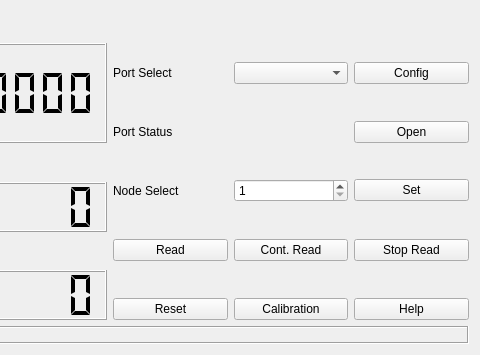
Above: src/weight_ctrl_dlg.ui from hoolheart/weighting_ctrl before the change; both pictures show x 260 to 740 and y 0 to 355 of the 740 by 355 pixel window. Below: the same form after it.
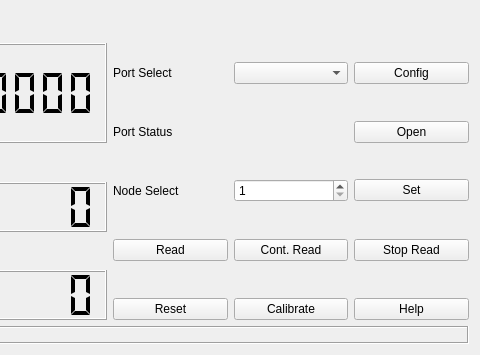
That is the form after the change. Icons and pictures are not drawn. Custom widgets are drawn as their Qt base class.

Commit message: setup dialog framework

What changed in the file:
```diff
--- a/src/weight_ctrl_dlg.ui
+++ b/src/weight_ctrl_dlg.ui
@@ -142,7 +142,7 @@
          <item row="9" column="1">
           <widget class="QPushButton" name="btnCalibrate">
            <property name="text">
-            <string>Calibration</string>
+            <string>Calibrate</string>
            </property>
            <property name="autoDefault">
             <bool>false</bool>
```
Left out of the diff: 4 changed lines with no effect on the pictures. The commit also changes 4 other files.
